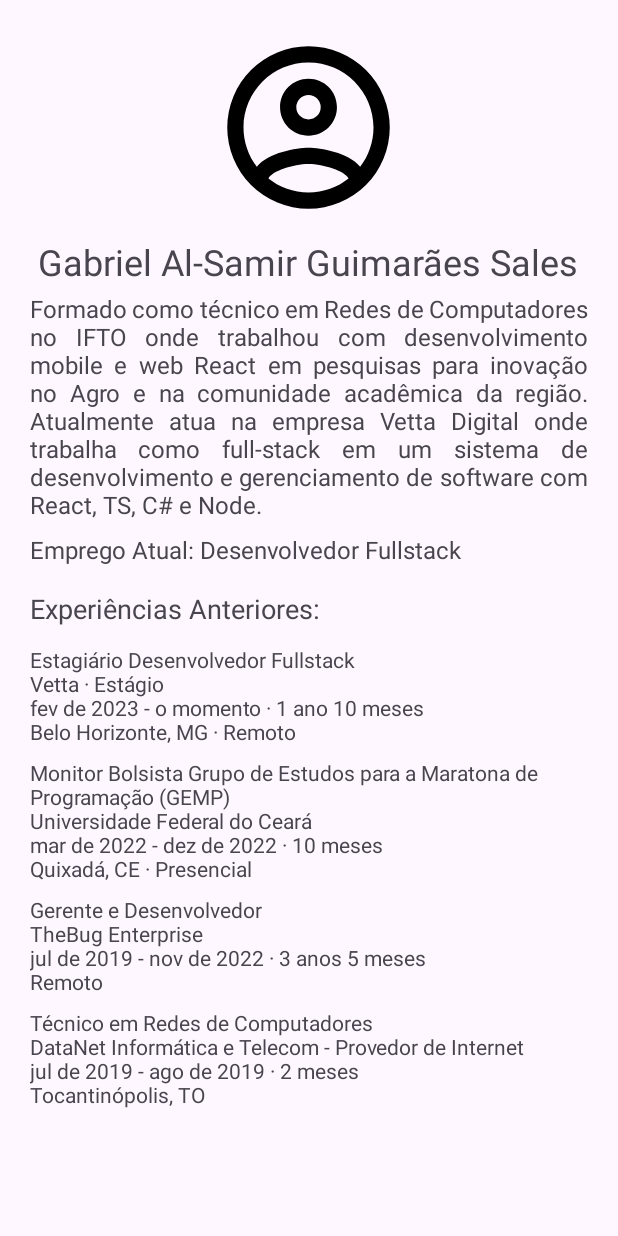
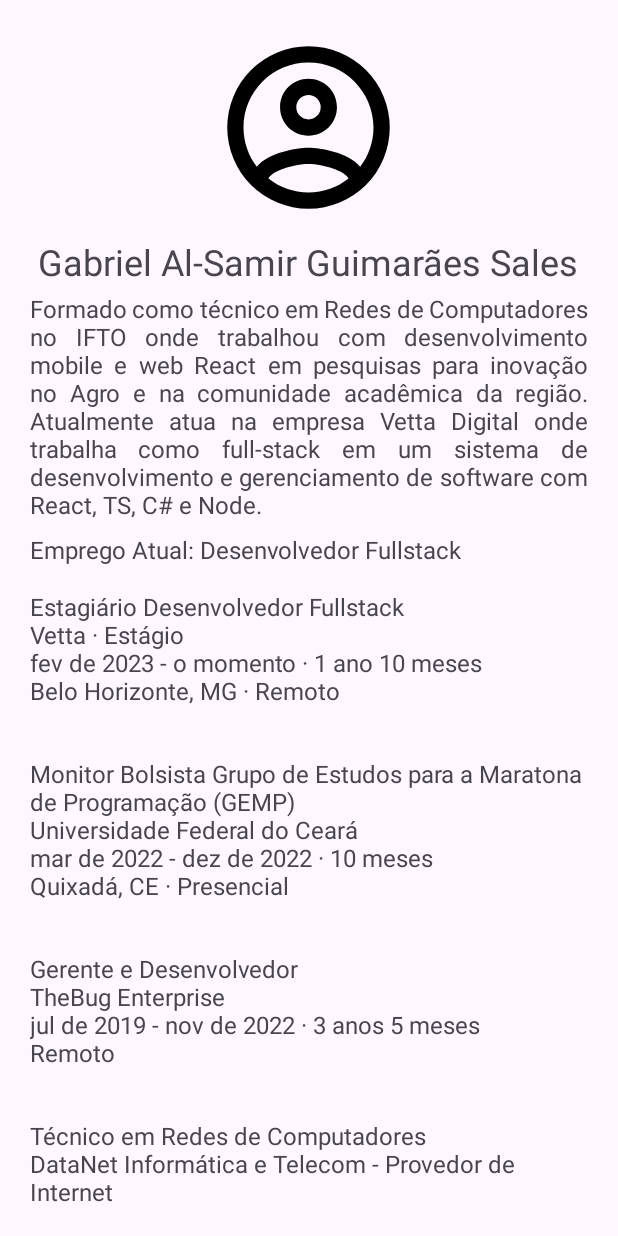
Before and after one commit to GuimaraesSl/mobile-ufc, an Android app: the screen it shows after launch (MainActivity), on a phone screen of 412 x 824 dp. Run offline under Robolectric (Android 15) with nearby library versions, the phone set to English and light mode, and no system bars.

Commit message:
feat: profile app

```diff
--- a/ProfileApp/app/src/main/java/br/com/profileapp/MainActivity.kt
+++ b/ProfileApp/app/src/main/java/br/com/profileapp/MainActivity.kt
@@ -1,16 +1,51 @@
 package br.com.profileapp
 
 import android.os.Bundle
+import android.widget.ImageView
+import android.widget.LinearLayout
+import android.widget.TextView
+import android.widget.Toast
 import androidx.activity.enableEdgeToEdge
 import androidx.appcompat.app.AppCompatActivity
 import androidx.core.view.ViewCompat
 import androidx.core.view.WindowInsetsCompat
+import androidx.core.view.setPadding
 
 class MainActivity : AppCompatActivity() {
     override fun onCreate(savedInstanceState: Bundle?) {
         super.onCreate(savedInstanceState)
         enableEdgeToEdge()
         setContentView(R.layout.activity_main)
+
+        val profileImage = findViewById<ImageView>(R.id.profileImage);
+        val nameText = findViewById<TextView>(R.id.nameText);
+        val descriptionText = findViewById<TextView>(R.id.descriptionText);
+        val currentJobText = findViewById<TextView>(R.id.currentJobText);
+        val experienceLayout = findViewById<LinearLayout>(R.id.experienceLayout);
+
+        nameText.text = getString(R.string.user_name);
+        descriptionText.text = getString(R.string.user_description);
+        currentJobText.text = getString(R.string.user_job);
+
+        val experiencias = listOf(
+            "Estagiário Desenvolvedor Fullstack\nVetta · Estágio\nfev de 2023 - o momento · 1 ano 10 meses\nBelo Horizonte, MG · Remoto",
+            "Monitor Bolsista Grupo de Estudos para a Maratona de Programação (GEMP)\nUniversidade Federal do Ceará\nmar de 2022 - dez de 2022 · 10 meses\nQuixadá, CE · Presencial",
+            "Gerente e Desenvolvedor\nTheBug Enterprise\njul de 2019 - nov de 2022 · 3 anos 5 meses\nRemoto",
+            "Técnico em Redes de Computadores\nDataNet Informática e Telecom - Provedor de Internet\njul de 2019 - ago de 2019 · 2 meses\nTocantinópolis, TO"
+        )
+
+        for (experiencia in experiencias) {
+            val textView = TextView(this);
+            textView.text = experiencia;
+            textView.textSize = 16f;
+            textView.setPadding(0, 0, 0, 50);
+            experienceLayout.addView(textView);
+        }
+
+        profileImage.setOnClickListener {
+            Toast.makeText(this, "Foto de perfil de Gabriel Al-Samir Guimarães Sales", Toast.LENGTH_SHORT).show()
+        }
+
         ViewCompat.setOnApplyWindowInsetsListener(findViewById(R.id.main)) { v, insets ->
             val systemBars = insets.getInsets(WindowInsetsCompat.Type.systemBars())
             v.setPadding(systemBars.left, systemBars.top, systemBars.right, systemBars.bottom)
--- a/ProfileApp/app/src/main/res/layout/activity_main.xml
+++ b/ProfileApp/app/src/main/res/layout/activity_main.xml
@@ -27,7 +27,6 @@
             android:id="@+id/nameText"
             android:layout_width="wrap_content"
             android:layout_height="wrap_content"
-            android:text="@string/user_name"
             android:textSize="24sp"
             android:layout_gravity="center_horizontal"
             android:paddingTop="8dp" />
@@ -36,7 +35,6 @@
             android:id="@+id/descriptionText"
             android:layout_width="wrap_content"
             android:layout_height="wrap_content"
-            android:text="@string/user_description"
             android:textSize="16sp"
             android:paddingTop="4dp"
             android:justificationMode="inter_word" />
@@ -45,7 +43,6 @@
             android:id="@+id/currentJobText"
             android:layout_width="wrap_content"
             android:layout_height="wrap_content"
-            android:text="@string/user_job"
             android:textSize="16sp"
             android:paddingTop="8dp" />
 
@@ -54,44 +51,8 @@
             android:layout_width="match_parent"
             android:layout_height="wrap_content"
             android:orientation="vertical"
-            android:paddingTop="16dp">
-
-            <TextView
-                android:layout_width="wrap_content"
-                android:layout_height="wrap_content"
-                android:text="Experiências Anteriores:"
-                android:textSize="18sp"
-                android:paddingBottom="8dp" />
-
-            <!-- Experiências -->
-
-            <TextView
-                android:layout_width="wrap_content"
-                android:layout_height="wrap_content"
-                android:text="Estagiário Desenvolvedor Fullstack\nVetta · Estágio\nfev de 2023 - o momento · 1 ano 10 meses\nBelo Horizonte, MG · Remoto"
-                android:textSize="14sp"
-                android:paddingTop="4dp" />
-
-            <TextView
-                android:layout_width="wrap_content"
-                android:layout_height="wrap_content"
-                android:text="Monitor Bolsista Grupo de Estudos para a Maratona de Programação (GEMP)\nUniversidade Federal do Ceará\nmar de 2022 - dez de 2022 · 10 meses\nQuixadá, CE · Presencial"
-                android:textSize="14sp"
-                android:paddingTop="8dp" />
-
-            <TextView
-                android:layout_width="wrap_content"
-                android:layout_height="wrap_content"
-                android:text="Gerente e Desenvolvedor\nTheBug Enterprise\njul de 2019 - nov de 2022 · 3 anos 5 meses\nRemoto"
-                android:textSize="14sp"
-                android:paddingTop="8dp" />
-
-            <TextView
-                android:layout_width="wrap_content"
-                android:layout_height="wrap_content"
-                android:text="Técnico em Redes de Computadores\nDataNet Informática e Telecom - Provedor de Internet\njul de 2019 - ago de 2019 · 2 meses\nTocantinópolis, TO"
-                android:textSize="14sp"
-                android:paddingTop="8dp" />
+            android:paddingTop="16dp"
+            >
         </LinearLayout>
 
     </LinearLayout>
```
